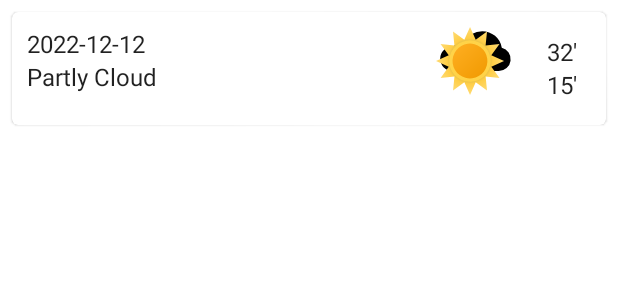
After one commit to amalskr/weatherlive, an Android app: the layout day_list_item.xml on its own in the app's theme, with its tools: preview values and no code run, on a phone screen of 412 x 824 dp. The commit adds this screen. Shown: the top 300 px of the screen. Run offline under Robolectric (Android 15) with nearby library versions, the phone set to English and light mode, and no system bars; network calls fail.

Commit message:
setup list view for forecast days list

```diff
--- /dev/null
+++ b/app/src/main/java/com/ceylonapz/weatherlive/model/adapters/ForecastDayAdapter.kt
@@ -0,0 +1,35 @@
+package com.ceylonapz.weatherlive.model.adapters
+
+import android.view.LayoutInflater
+import android.view.View
+import android.view.ViewGroup
+import android.widget.ImageView
+import android.widget.TextView
+import androidx.recyclerview.widget.RecyclerView
+import com.ceylonapz.weatherlive.R
+import com.ceylonapz.weatherlive.model.Days
+
+class ForecastDayAdapter(private val dayList: List<Days>) :
+    RecyclerView.Adapter<ForecastDayAdapter.ViewHolder>() {
+
+    class ViewHolder(private val view: View) : RecyclerView.ViewHolder(view) {
+        val txtTitle: TextView = view.findViewById(R.id.txtForecastDate)
+        val imageView: ImageView = view.findViewById(R.id.txtForecastImage)
+    }
+
+    override fun onCreateViewHolder(parent: ViewGroup, viewType: Int): ViewHolder {
+        val viewLayout =
+            LayoutInflater.from(parent.context).inflate(R.layout.day_list_item, parent, false)
+        return ViewHolder(viewLayout)
+    }
+
+    override fun onBindViewHolder(holder: ViewHolder, position: Int) {
+        val forecastDay = dayList[position]
+        holder.txtTitle.text = forecastDay.datetime
+        //holder.imageView.setImageResource(myItem.imageResourceId)
+    }
+
+    override fun getItemCount(): Int {
+        return dayList.size
+    }
+}
--- a/app/src/main/java/com/ceylonapz/weatherlive/view/activity/MainActivity.kt
+++ b/app/src/main/java/com/ceylonapz/weatherlive/view/activity/MainActivity.kt
@@ -11,6 +11,7 @@ import androidx.lifecycle.lifecycleScope
 import com.ceylonapz.weatherlive.R
 import com.ceylonapz.weatherlive.databinding.ActivityMainBinding
 import com.ceylonapz.weatherlive.model.CityWeather
+import com.ceylonapz.weatherlive.model.adapters.ForecastDayAdapter
 import com.ceylonapz.weatherlive.viewmodel.MainViewModel
 import dagger.hilt.android.AndroidEntryPoint
 import kotlinx.coroutines.Job
@@ -36,18 +37,26 @@ class MainActivity : AppCompatActivity() {
         binding.toolbarLayout.title = title
         binding.fabLocationSearch.setOnClickListener { view ->
             binding.mainProgressBar.visibility = View.VISIBLE
-            searchLocation("Matale, Palapathwela") //38.9697,-77.385
+            searchLocation("Colombo")
         }
 
         mainViewModel.forecastLiveData.observe(this, { cityWeather ->
             Log.d(TAG, "final : $cityWeather")
             updateUI(cityWeather)
         })
+
+        searchLocation("Matale, Palapathwela")
     }
 
     private fun updateUI(cityWeather: CityWeather?) {
-        if (cityWeather == null) {
+        if (cityWeather != null) {
             binding.txtNoData.visibility = View.GONE
+            binding.recyclerDay.visibility = View.VISIBLE
+
+            binding.recyclerDay.adapter = ForecastDayAdapter(cityWeather.days)
+            binding.recyclerDay.setHasFixedSize(true)
+        } else {
+            binding.txtNoData.visibility = View.VISIBLE
         }
         binding.mainProgressBar.visibility = View.GONE
     }
--- a/app/src/main/res/layout/activity_main.xml
+++ b/app/src/main/res/layout/activity_main.xml
@@ -217,9 +217,11 @@
 
                 <androidx.recyclerview.widget.RecyclerView
                     android:id="@+id/recyclerDay"
+                    android:scrollbars="vertical"
+                    android:visibility="gone"
+                    app:layoutManager="LinearLayoutManager"
                     android:layout_width="match_parent"
-                    android:layout_height="match_parent"
-                    android:visibility="gone" />
+                    android:layout_height="match_parent"/>
 
             </LinearLayout>
         </androidx.core.widget.NestedScrollView>
--- /dev/null
+++ b/app/src/main/res/layout/day_list_item.xml
@@ -0,0 +1,88 @@
+<?xml version="1.0" encoding="utf-8"?>
+<com.google.android.material.card.MaterialCardView xmlns:android="http://schemas.android.com/apk/res/android"
+    xmlns:tools="http://schemas.android.com/tools"
+    android:layout_width="match_parent"
+    android:layout_height="wrap_content"
+    android:layout_margin="8dp">
+
+    <LinearLayout
+        android:padding="10dp"
+        android:layout_width="match_parent"
+        android:layout_height="wrap_content"
+        android:layout_gravity="center"
+        android:gravity="center|start"
+        android:orientation="horizontal"
+        android:weightSum="100"
+        android:baselineAligned="false">
+
+        <!--content-->
+        <LinearLayout
+            android:layout_width="0dp"
+            android:layout_height="match_parent"
+            android:layout_gravity="center"
+            android:layout_weight="70"
+            android:orientation="vertical">
+
+            <TextView
+                android:id="@+id/txtForecastDate"
+                android:layout_width="wrap_content"
+                android:layout_height="wrap_content"
+                android:textAppearance="?attr/textAppearanceListItem"
+                tools:text="2022-12-12" />
+
+            <TextView
+                android:id="@+id/txtForecastConditions"
+                android:layout_width="wrap_content"
+                android:layout_height="wrap_content"
+                android:textAppearance="?attr/textAppearanceListItem"
+                tools:text="Partly Cloud" />
+        </LinearLayout>
+
+        <!--image-->
+        <LinearLayout
+            android:layout_width="0dp"
+            android:layout_height="wrap_content"
+            android:layout_weight="20"
+            android:gravity="center">
+
+            <ImageView
+                android:id="@+id/txtForecastImage"
+                android:layout_width="@dimen/day_forcast"
+                android:layout_height="@dimen/day_forcast"
+                android:layout_gravity="center"
+                android:adjustViewBounds="true"
+                android:contentDescription="@string/weather_icon"
+                android:scaleType="centerCrop"
+                android:src="@drawable/ic_forecast_fair_day" />
+
+        </LinearLayout>
+
+        <!--temp count-->
+        <LinearLayout
+            android:layout_width="0dp"
+            android:layout_height="match_parent"
+            android:layout_gravity="center"
+            android:layout_weight="10"
+            android:gravity="center"
+            android:orientation="vertical">
+
+            <TextView
+                android:id="@+id/txtForecastTempMax"
+                android:layout_width="wrap_content"
+                android:layout_height="wrap_content"
+                android:textAppearance="?attr/textAppearanceListItem"
+                tools:text="32'" />
+
+            <TextView
+                android:id="@+id/txtForecastTempMin"
+                android:layout_width="wrap_content"
+                android:layout_height="wrap_content"
+                android:textAppearance="?attr/textAppearanceListItem"
+                tools:text="15'" />
+
+        </LinearLayout>
+
+
+    </LinearLayout>
+
+</com.google.android.material.card.MaterialCardView>
--- a/app/src/main/res/values/dimens.xml
+++ b/app/src/main/res/values/dimens.xml
@@ -3,4 +3,5 @@
     <dimen name="fab_margin">16dp</dimen>
     <dimen name="text_margin">16dp</dimen>
     <dimen name="sub_icon">30dp</dimen>
+    <dimen name="day_forcast">55dp</dimen>
 </resources>
```
